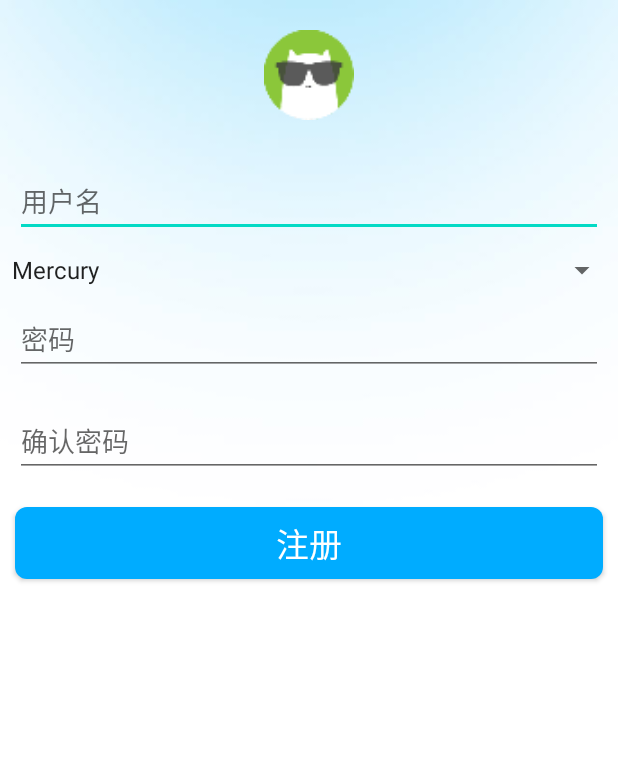
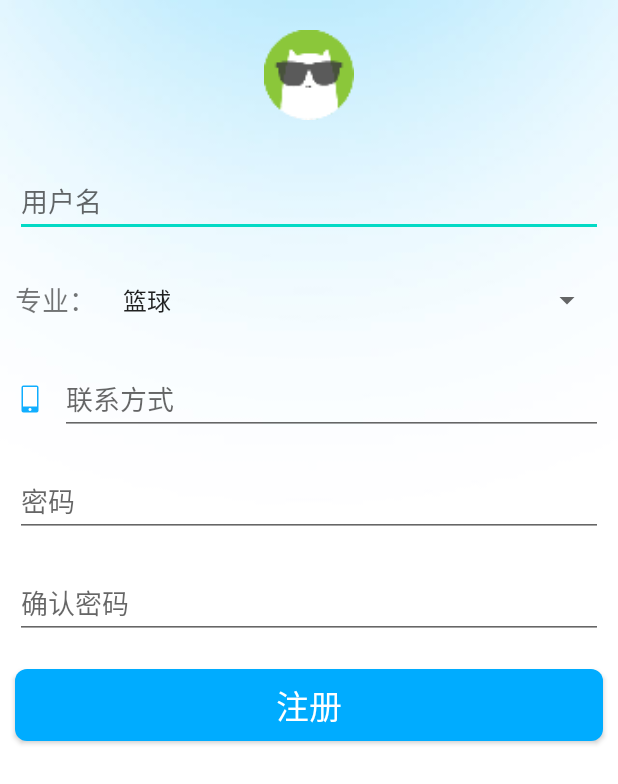
Before and after one commit to ZBRaphael/CourseManager, an Android app: the RegisterActivity screen opened directly, with no data from a screen before it, on a phone screen of 412 x 824 dp. Shown: the top 784 px of the screen. Run offline under Robolectric (Android 15) with nearby library versions, the phone set to English and light mode, and no system bars.

```diff
--- a/StarTrace/app/src/main/java/com/example/startrace/base/BaseFragment.kt
+++ b/StarTrace/app/src/main/java/com/example/startrace/base/BaseFragment.kt
@@ -9,6 +9,7 @@ import com.example.startrace.util.URLProviderUtils
 import okhttp3.*
 import org.jetbrains.anko.AnkoLogger
 import org.jetbrains.anko.runOnUiThread
+import org.jetbrains.anko.startActivity
 import org.jetbrains.anko.toast
 import java.io.IOException
 
@@ -26,7 +27,7 @@ abstract class BaseFragment:Fragment() ,AnkoLogger {
     /**
      * fragment 初始化
      */
-    protected fun init() {
+    open protected fun init() {
 
     }
 
@@ -62,5 +63,4 @@ abstract class BaseFragment:Fragment() ,AnkoLogger {
         context?.runOnUiThread { toast(msg) }
     }
 
-
 }
--- a/StarTrace/app/src/main/java/com/example/startrace/ui/activity/LoginActivity.kt
+++ b/StarTrace/app/src/main/java/com/example/startrace/ui/activity/LoginActivity.kt
@@ -123,7 +123,7 @@ class LoginActivity : BaseActivity() {
                 Toast.LENGTH_LONG
         ).show()
         val intent = Intent(this,
-            RegisterActivity::class.java)
+            MainActivity::class.java)
         startActivity(intent)
     }
 
--- a/StarTrace/app/src/main/java/com/example/startrace/ui/activity/MainActivity.kt
+++ b/StarTrace/app/src/main/java/com/example/startrace/ui/activity/MainActivity.kt
@@ -1,6 +1,9 @@
 package com.example.startrace.ui.activity
 
 import android.os.Bundle
+import android.util.Log
+import android.widget.Button
+import android.widget.ProgressBar
 import com.google.android.material.floatingactionbutton.FloatingActionButton
 import com.google.android.material.snackbar.Snackbar
 
@@ -27,6 +30,7 @@ class MainActivity : BaseActivity(), ToolBarManager {
         fab.setOnClickListener { view ->
 
         }
+        fab.hide()
     }
 
 
--- a/StarTrace/app/src/main/java/com/example/startrace/ui/activity/RegisterActivity.kt
+++ b/StarTrace/app/src/main/java/com/example/startrace/ui/activity/RegisterActivity.kt
@@ -20,7 +20,7 @@ class RegisterActivity:BaseActivity() {
         super.onCreate(savedInstanceState)
         val register = findViewById<Button>(R.id.login_register)
         register.setOnClickListener{
-            startActivity<MainActivity>()
+            startActivityAndFinish<LoginActivity>()
         }
     }
 
--- a/StarTrace/app/src/main/java/com/example/startrace/ui/fragment/GalleryFragment.kt
+++ b/StarTrace/app/src/main/java/com/example/startrace/ui/fragment/GalleryFragment.kt
@@ -13,6 +13,7 @@ import androidx.lifecycle.Observer
 import androidx.lifecycle.ViewModelProviders
 import androidx.recyclerview.widget.LinearLayoutManager
 import com.example.startrace.R
+import com.example.startrace.adapter.GalleryAdapter
 import com.example.startrace.adapter.HomeAdapter
 import com.example.startrace.base.BaseFragment
 import com.example.startrace.model.GalleryViewModel
@@ -24,14 +25,14 @@ import java.io.IOException
 class GalleryFragment : BaseFragment() {
 
     override fun initView(): View? {
-        return View.inflate(context, R.layout.fragment_home, null)
+        return View.inflate(context, R.layout.fragment_gallery, null)
     }
 
     override fun initListener() {
         //初始化cyclerview
         recyclerview.layoutManager = LinearLayoutManager(context)
         //适配
-        val adapter = HomeAdapter()
+        val adapter = GalleryAdapter()
         recyclerview.adapter = adapter
 
     }
--- a/StarTrace/app/src/main/res/layout/activity_register.xml
+++ b/StarTrace/app/src/main/res/layout/activity_register.xml
@@ -22,11 +22,53 @@
         android:hint="用户名"
         android:inputType="text"
         android:imeOptions="actionNext"/>
-    <Spinner
-        android:id="@+id/planets_spinner"
+    <LinearLayout
+
         android:layout_width="fill_parent"
         android:layout_height="wrap_content"
-        android:entries="@array/planets_array"/>
+        android:layout_marginLeft="10dp"
+        android:orientation="horizontal"
+        android:gravity="center_vertical"
+        android:layout_marginTop="10dp"
+        android:layout_marginStart="10dp">
+        <TextView
+            android:layout_width="wrap_content"
+            android:layout_height="wrap_content"
+            android:text="专业："
+            android:textSize="18sp"/>
+        <Spinner
+            android:id="@+id/planets_spinner"
+            android:layout_width="fill_parent"
+            android:layout_height="wrap_content"
+            android:layout_margin="10dp"
+            android:entries="@array/planets_array" />
+    </LinearLayout>
+
+    <LinearLayout
+
+        android:layout_width="fill_parent"
+        android:layout_height="wrap_content"
+        android:layout_marginLeft="10dp"
+        android:layout_marginTop="10dp"
+        android:gravity="center_vertical"
+        android:orientation="horizontal">
+
+        <ImageView
+            android:layout_width="20dp"
+            android:layout_height="20dp"
+            android:src="@drawable/user_center_mobile" />
+
+        <EditText
+            android:id="@+id/tell"
+            android:layout_width="fill_parent"
+            android:layout_height="wrap_content"
+            android:layout_margin="10dp"
+            android:hint="联系方式"
+            android:imeOptions="actionNext"
+            android:inputType="text"
+            android:textColor="@android:color/black" />
+
+    </LinearLayout>
 
     <EditText
         android:id="@+id/password"
--- a/StarTrace/app/src/main/res/layout/content_main.xml
+++ b/StarTrace/app/src/main/res/layout/content_main.xml
@@ -18,12 +18,13 @@
         android:layout_alignParentTop="true"
         android:layout_marginStart="0dp"
         android:layout_marginLeft="0dp"
-        android:layout_marginTop="57dp"
+        android:layout_marginTop="55dp"
         android:layout_marginBottom="57dp"
         android:layout_weight="1" />
 
     <com.google.android.material.floatingactionbutton.FloatingActionButton
         android:id="@+id/fab"
+        android:visibility="invisible"
         android:layout_width="wrap_content"
         android:layout_height="wrap_content"
         android:layout_alignParentEnd="true"
--- a/StarTrace/app/src/main/res/layout/fragment_gallery.xml
+++ b/StarTrace/app/src/main/res/layout/fragment_gallery.xml
@@ -4,7 +4,7 @@
     xmlns:tools="http://schemas.android.com/tools"
     android:layout_width="match_parent"
     android:layout_height="match_parent"
-    tools:context=".ui.fragment.HomeFragment">
+    tools:context=".ui.fragment.GalleryFragment">
 
 
     <androidx.recyclerview.widget.RecyclerView
--- a/StarTrace/app/src/main/res/values/strings.xml
+++ b/StarTrace/app/src/main/res/values/strings.xml
@@ -34,13 +34,8 @@
     <string name="register">Register</string>
     <string name="role">身份：</string>
     <string-array name="planets_array">
-        <item>Mercury</item>
-        <item>Venus</item>
-        <item>Earth</item>
-        <item>Mars</item>
-        <item>Jupiter</item>
-        <item>Saturn</item>
-        <item>Uranus</item>
-        <item>Neptune</item>
+        <item>篮球</item>
+        <item>足球</item>
+        <item>乒乓球</item>
     </string-array>
 </resources>
--- a/StarTrace/app/src/main/res/xml/bottombar_tabs.xml
+++ b/StarTrace/app/src/main/res/xml/bottombar_tabs.xml
@@ -4,14 +4,14 @@
         <tab
             id="@+id/tab_home"
             icon="@drawable/ic_menu_camera"
-            title="Favorites" />
+            title="已选课程" />
         <tab
             id="@+id/tab_gallery"
             icon="@drawable/ic_menu_gallery"
-            title="Nearby" />
+            title="选课" />
         <tab
             id="@+id/tab_slideshow"
             icon="@drawable/ic_menu_slideshow"
-            title="Friends" />
+            title="我的" />
     </tabs>
 </PreferenceScreen>
```
Also changed, not shown: StarTrace/app/src/main/java/com/example/startrace/ui/fragment/UserFragment.kt (+19 -0 lines), StarTrace/app/src/main/res/layout/fragment_user.xml (+66 -13 lines), 77 other files.
